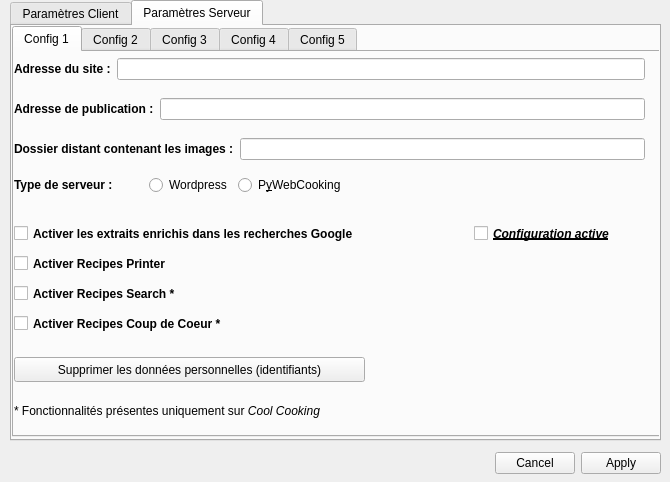
Old version of the form ui/options.ui in the repository AlypieFr/qrecipewriter.
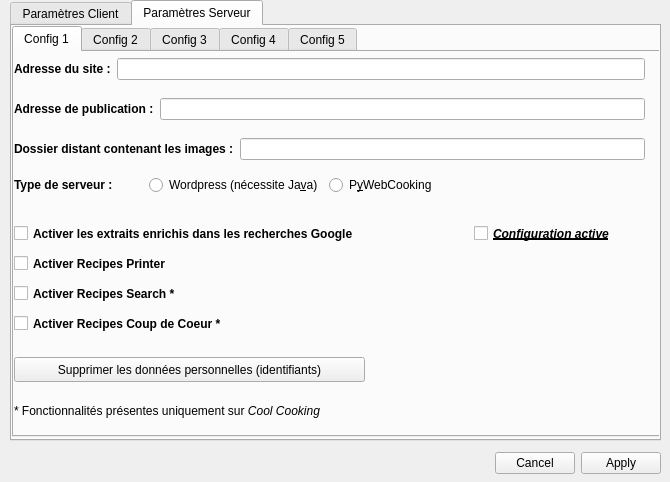
New version of the form. The open tabs and pages were chosen to show the change. Icons and pictures are not drawn.

Commit message: Add java requirement to wordpress option + fix duplicate name object

The edit to the form file:
```diff
--- a/ui/options.ui
+++ b/ui/options.ui
@@ -697,7 +697,7 @@
          </item>
         </layout>
        </widget>
-       <widget class="QWidget" name="layoutWidget">
+       <widget class="QWidget" name="layoutWidget_20">
         <property name="geometry">
          <rect>
           <x>0</x>
@@ -733,7 +733,7 @@
          <item>
           <widget class="QRadioButton" name="typeServer_wordpress">
            <property name="text">
-            <string>Wordpress</string>
+            <string>Wordpress (nécessite Ja&amp;va)</string>
            </property>
           </widget>
          </item>
```
Left out of the diff: 10 changed lines with no effect on the pictures.
